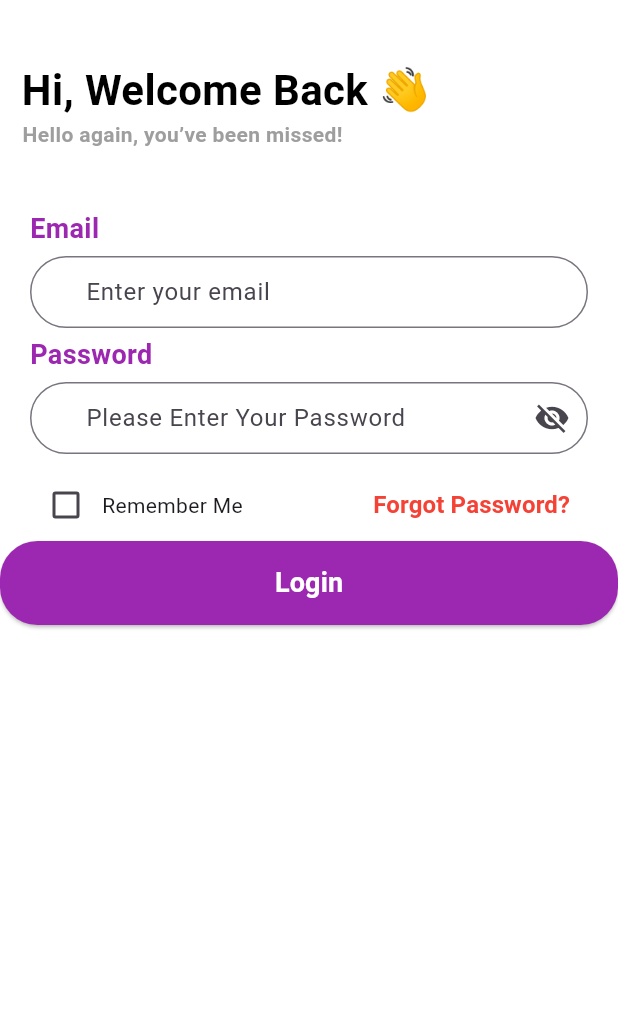
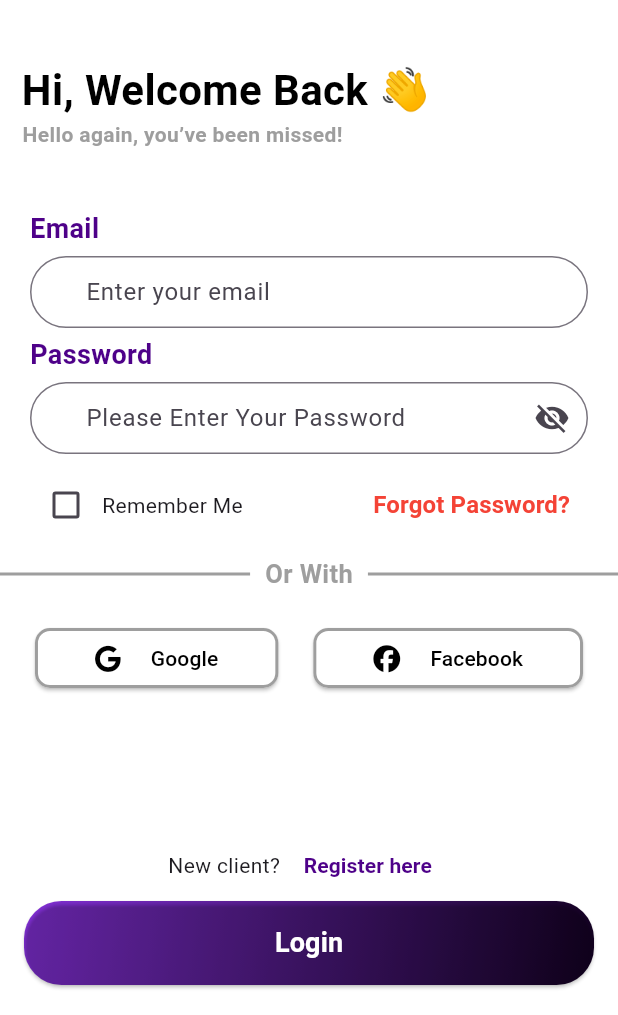
Before and after one commit to oussemab20/flutter-app-fidelyo, a Flutter app: the LoginView screen opened directly, on a phone screen of 412 x 824 dp, the part 221-1236 px from its top. Run offline on Flutter 3.47's test engine with Material 3 defaults, Android fonts, the phone set to English and light mode, and no system bars; our stand-ins replace font_awesome_flutter.

Commit message:
login page (100%)

```diff
--- /dev/null
+++ b/lib/app_colors.dart
@@ -0,0 +1,15 @@
+import 'package:flutter/material.dart';
+class AppColors {
+
+  static const LinearGradient primaryGradient = LinearGradient(
+    colors: [
+      Color(0xFF8932E1), // Starting color (Hex: #8932E1)
+      Color(0xFF140023), // Ending color (Hex: #140023)
+    ],
+    begin: Alignment.topLeft,
+    end: Alignment.bottomRight,
+  );
+
+  static const Color secondary = Color(0xFF4E0189); // Teal
+  static const Color textPrimary = Color(0xFF757575); // Grey
+}
--- a/lib/log_in/login_view.dart
+++ b/lib/log_in/login_view.dart
@@ -1,4 +1,6 @@
 import 'package:flutter/material.dart';
+import 'package:font_awesome_flutter/font_awesome_flutter.dart';
+import '../app_colors.dart';
 import 'login_controller.dart';
 import 'login_model.dart';
 
@@ -57,7 +59,7 @@ class _LoginViewState extends State<LoginView> {
                 children: [
                   Text(
                     'Email',
-                    style: TextStyle(fontSize: 18, color: Colors.purple, fontWeight: FontWeight.bold),
+                    style: TextStyle(fontSize: 18, color: AppColors.secondary, fontWeight: FontWeight.bold),
                   ),
                   SizedBox(height: 5),
                   TextField(
@@ -75,7 +77,7 @@ class _LoginViewState extends State<LoginView> {
                   SizedBox(height: 5),
                   Text(
                     'Password',
-                    style: TextStyle(fontSize: 18, color: Colors.purple, fontWeight: FontWeight.bold),
+                    style: TextStyle(fontSize: 18,color: AppColors.secondary, fontWeight: FontWeight.bold),
                   ),
                   SizedBox(height: 5),
                   TextField(
@@ -132,20 +134,129 @@ class _LoginViewState extends State<LoginView> {
                 ],
               ),
             ),
-            ElevatedButton(onPressed: (){},
+            SizedBox(height: 10),
+            Row(
+              children: [
+                Expanded(
+                  child: Divider(
+                    color: Colors.grey,
+                    thickness: 2,
+                  ),
+                ),
+                Padding(padding: EdgeInsets.symmetric(horizontal: 10),
+                child: Text(
+                  'Or With',
+                  style: TextStyle(color: Colors.grey,fontWeight: FontWeight.bold, fontSize: 17,),
+                ),
+                ),
+                Expanded(
+                  child: Divider(
+                    color: Colors.grey,
+                    thickness: 2,
+                  ),
+                ),
+              ],
+            ),
+            SizedBox(height: 20),
+            Row(
+              mainAxisAlignment: MainAxisAlignment.spaceEvenly, // Align buttons evenly
+              children: [
+                ElevatedButton(
+                  onPressed: () {
+                    // TODO: Add Google login functionality
+                  },
                   style: ElevatedButton.styleFrom(
-                  backgroundColor: Colors.purple, // Purple background color
+                    backgroundColor: Colors.white, // White background
+                    side: BorderSide(color: Colors.grey, width: 2), // Grey border
                     shape: RoundedRectangleBorder(
-                    borderRadius: BorderRadius.circular(25), // Rounded corners
+                      borderRadius: BorderRadius.circular(10),
+                    ),
+                    padding: EdgeInsets.symmetric(vertical: 10, horizontal: 40),
+                  ),
+                  child: Row(
+                    children: [
+                      FaIcon(FontAwesomeIcons.google, color: Colors.black),
+                      SizedBox(width: 20), // Space between icon and text
+                      Text(
+                        'Google',
+                        style: TextStyle(color: Colors.black), // Black text
+                      ),
+                    ],
+                  ),
+                ),
+                ElevatedButton(
+                  onPressed: () {
+                    // TODO: Add Facebook login functionality
+                  },
+                  style: ElevatedButton.styleFrom(
+                    backgroundColor: Colors.white, // White background
+                    side: BorderSide(color: Colors.grey, width: 2), // Grey border
+                    shape: RoundedRectangleBorder(
+                      borderRadius: BorderRadius.circular(10),
+                    ),
+                    padding: EdgeInsets.symmetric(vertical: 10, horizontal: 40),
+                  ),
+                  child: Row(
+                    children: [
+                      FaIcon(FontAwesomeIcons.facebook, color: Colors.black),
+                      SizedBox(width: 20), // Space between icon and text
+                      Text(
+                        'Facebook',
+                        style: TextStyle(color: Colors.black), // Black text
+                      ),
+                    ],
+                  ),
+                ),
+              ],
+            ),
+            SizedBox(height: 20),
+            Spacer(),
+            Row(
+                mainAxisAlignment: MainAxisAlignment.center,
+                children: [
+                  Text('New client? '),
+                  TextButton(
+                    onPressed: () {
+                      // TODO: Add functionality for registration
+                    },
+                    child: Text(
+                      'Register here',
+                      style: TextStyle(
+                        color: AppColors.secondary,
+                        fontWeight: FontWeight.bold,
+                      ),
+                    ),
+                  ),
+                ],
+              ),
+            Padding(
+              padding: const EdgeInsets.only(bottom: 20),
+              child: SizedBox(
+                width: 380,
+                child: Container(
+                  decoration: BoxDecoration(
+                    gradient: AppColors.primaryGradient, // Apply the gradient here
+                    borderRadius: BorderRadius.circular(25), // Match the button's border radius
+                  ),
+                  child: ElevatedButton(
+                    onPressed: () {},
+                    style: ElevatedButton.styleFrom(
+                      backgroundColor: Colors.transparent, // Make the button transparent to show the gradient
+                      shape: RoundedRectangleBorder(
+                        borderRadius: BorderRadius.circular(25),
                       ),
                       padding: EdgeInsets.symmetric(vertical: 15),
                     ),
-                child: Center( child: Text(
+                    child: Center(
+                      child: Text(
                         'Login',
                         style: TextStyle(
                           fontSize: 18,
                           fontWeight: FontWeight.bold,
-                     color: Colors.white,
+                          color: Colors.white, // Keep the text color white
+                        ),
+                      ),
+                    ),
                   ),
                 ),
               ),
--- a/pubspec.yaml
+++ b/pubspec.yaml
@@ -30,6 +30,8 @@ environment:
 dependencies:
   flutter:
     sdk: flutter
+  flutter_svg: ^1.0.3
+  font_awesome_flutter: ^10.1.0
   firebase_core: ^3.6.0
   firebase_auth: ^5.3.1
 
```
Also changed, not shown: pubspec.lock. Lines whose indentation alone changed are shown as unchanged.
